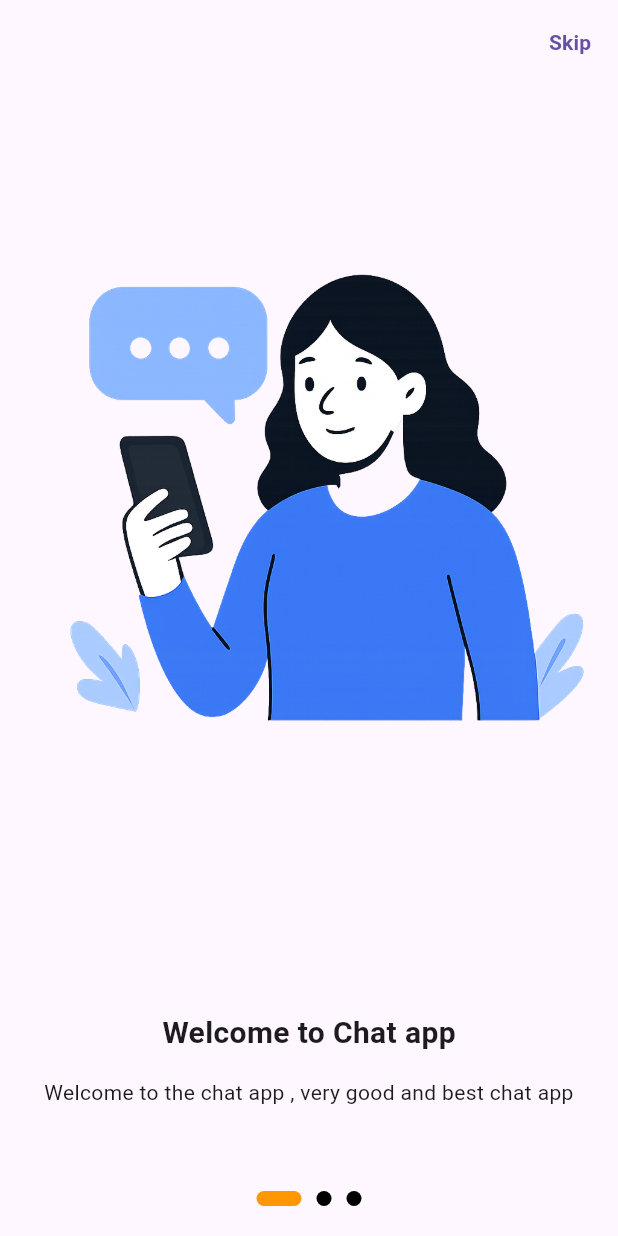
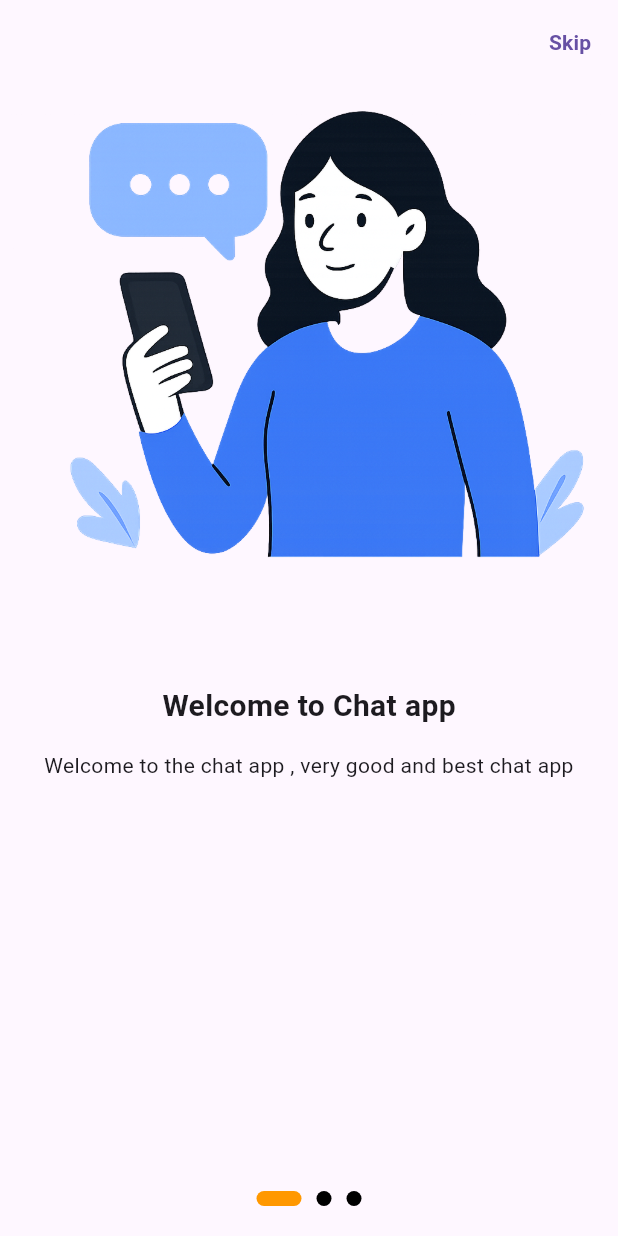
Before and after one commit to webistaan-debug/ChatAppUI, a Flutter app: the screen it shows after launch, on a phone screen of 412 x 824 dp. Run offline on Flutter 3.47's test engine with Material 3 defaults, Android fonts, the phone set to English and light mode, and no system bars.

Commit message:
overflow issue resolved

```diff
--- a/lib/onboardingscreen.dart
+++ b/lib/onboardingscreen.dart
@@ -64,7 +64,14 @@ class _OnboardingscreenState extends State<Onboardingscreen> {
             itemBuilder: (context, index) {
               return Column(
                 children: [
-                  Image.asset(onboardingimages[index]['image']),
+                  Container(
+                    width: double.infinity,
+                    height: 400,
+                    child: Image.asset(
+                      onboardingimages[index]['image'],
+                      fit: BoxFit.cover,
+                    ),
+                  ),
                   Text(
                     onboardingimages[index]['title'],
                     style: TextStyle(fontSize: 20, fontWeight: FontWeight.bold),
```
